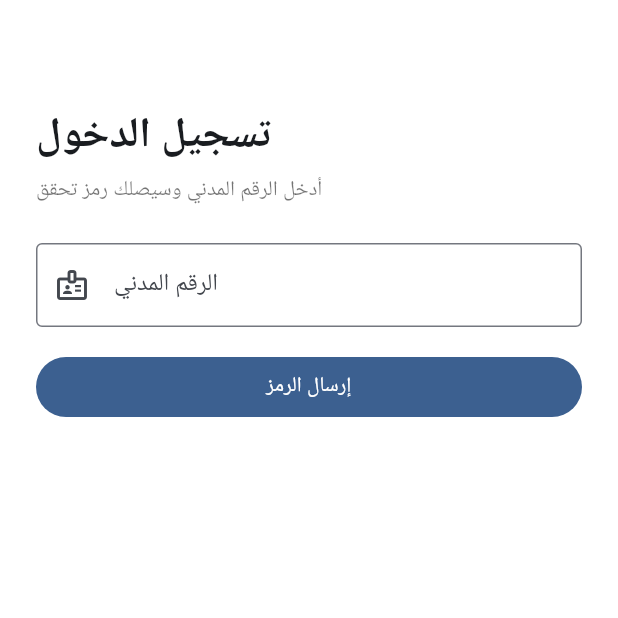
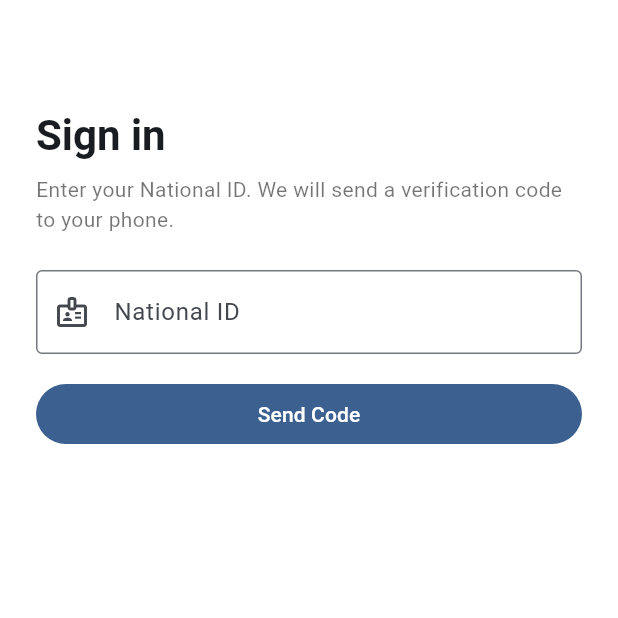
Before and after one commit to alablaq26-lab/health_app, a Flutter app: the screen it shows after launch, on a phone screen of 412 x 824 dp, the top half of it. Run offline on Flutter 3.47's test engine with Material 3 defaults, Android fonts, the light colour scheme and no system bars; our stand-ins replace qr_flutter, shared_preferences.

Commit message:
Refactor API calls in LoginPage to use Api class and update base URL handling

```diff
--- a/lib/main.dart
+++ b/lib/main.dart
@@ -1,5 +1,5 @@
 import 'package:flutter/material.dart';
-import 'package:shared_preferences/shared_preferences.dart';
+// import 'package:shared_preferences/shared_preferences.dart';
 
 import 'app_shell.dart';
 import 'pages/emergency_info_page.dart';
@@ -7,14 +7,19 @@ import 'pages/login_page.dart';
 
 Future<void> main() async {
   WidgetsFlutterBinding.ensureInitialized();
-  final prefs = await SharedPreferences.getInstance();
-  final startLoggedIn = prefs.getBool('logged_in') ?? false;
-  runApp(HealthApp(startLoggedIn: startLoggedIn));
+
+  // final prefs = await SharedPreferences.getInstance();
+  // final startLoggedIn = prefs.getBool('logged_in') ?? false;
+
+  runApp(const HealthApp(
+      // startLoggedIn: startLoggedIn,
+      ));
 }
 
 class HealthApp extends StatelessWidget {
-  const HealthApp({super.key, required this.startLoggedIn});
-  final bool startLoggedIn;
+  // const HealthApp({super.key, required this.startLoggedIn});
+  const HealthApp({super.key});
+  // final bool startLoggedIn;
 
   @override
   Widget build(BuildContext context) {
@@ -33,15 +38,14 @@ class HealthApp extends StatelessWidget {
       theme: theme,
       darkTheme: ThemeData.dark(useMaterial3: true),
 
-      // يختار شاشة البداية حسب حالة الدخول
-      home: startLoggedIn ? const AppShell() : const LoginPage(),
+      // هنا دايمًا يبدأ بـ LoginPage
+      home: const LoginPage(),
 
       routes: {
-        '/home': (_) => const AppShell(), // بعد التحقق
+        '/home': (_) => const AppShell(),
         '/emergency': (_) => const EmergencyInfoPage(),
       },
 
-      // دعم رابط healthapp://emergency
       onGenerateRoute: (settings) {
         final name = settings.name ?? '';
         if (name == 'healthapp://emergency') {
--- a/lib/pages/login_page.dart
+++ b/lib/pages/login_page.dart
@@ -1,7 +1,7 @@
-import 'dart:convert';
 import 'package:flutter/material.dart';
-import 'package:http/http.dart' as http;
 import 'package:shared_preferences/shared_preferences.dart';
+
+import '../api.dart'; // نستخدم Api.postJson
 
 class LoginPage extends StatefulWidget {
   const LoginPage({super.key});
@@ -11,9 +11,6 @@ class LoginPage extends StatefulWidget {
 }
 
 class _LoginPageState extends State<LoginPage> {
-  // غيّر الـ IP هنا إلى IP جهازك + منفذ Django
-  static const String baseUrl = 'http://192.168.1.9:8000';
-
   final _idController = TextEditingController();
   final _otpController = TextEditingController();
   final _formKey = GlobalKey<FormState>();
@@ -32,66 +29,60 @@ class _LoginPageState extends State<LoginPage> {
     if (!_formKey.currentState!.validate()) return;
     setState(() => _loading = true);
     try {
-      final res = await http.post(
-        Uri.parse('$baseUrl/auth/request-otp/'),
-        headers: {'Content-Type': 'application/json'},
-        body: jsonEncode({'national_id': _idController.text.trim()}),
-      );
-      if (res.statusCode == 200) {
+      final body = {'national_id': _idController.text.trim()};
+      debugPrint('REQUEST OTP: $body');
+
+      await Api.postJson('/auth/request-otp/', body);
+
       setState(() => _otpSent = true);
+      if (mounted) {
         ScaffoldMessenger.of(context).showSnackBar(
           const SnackBar(
-              content:
-                  Text('تم إرسال رمز التحقق (راجع كونسول السيرفر حالياً).')),
-        );
-      } else {
-        ScaffoldMessenger.of(context).showSnackBar(
-          SnackBar(content: Text('فشل الإرسال: ${res.body}')),
+              content: Text('OTP sent. Check server console for now.')),
         );
       }
     } catch (e) {
+      if (mounted) {
         ScaffoldMessenger.of(context).showSnackBar(
-        SnackBar(content: Text('خطأ في الاتصال: $e')),
+          SnackBar(content: Text('Failed to send OTP: $e')),
         );
+      }
     } finally {
       setState(() => _loading = false);
     }
   }
 
   Future<void> _verifyOtp() async {
-    if (_otpController.text.trim().isEmpty) {
+    final code = _otpController.text.trim();
+    if (code.isEmpty) {
       ScaffoldMessenger.of(context).showSnackBar(
-        const SnackBar(content: Text('أدخل رمز التحقق')),
+        const SnackBar(content: Text('Enter the verification code')),
       );
       return;
     }
+
     setState(() => _loading = true);
     try {
-      final res = await http.post(
-        Uri.parse('$baseUrl/auth/verify-otp/'),
-        headers: {'Content-Type': 'application/json'},
-        body: jsonEncode({
+      final body = {
         'national_id': _idController.text.trim(),
-          'code': _otpController.text.trim(),
-        }),
-      );
-      if (res.statusCode == 200) {
-        // حفظ حالة الدخول لفتح التطبيق مباشرة في المرات القادمة
+        'code': code,
+      };
+      debugPrint('VERIFY OTP: $body');
+
+      await Api.postJson('/auth/verify-otp/', body);
+
+      // ✅ اعتبرنا النجاح status 200 بدون حاجة لقراءة محتوى الرد
       final prefs = await SharedPreferences.getInstance();
-        await prefs.setBool('logged_in', true);
+      await prefs.setBool('logged_in', true); // يبقى المستخدم مسجلاً
 
       if (!mounted) return;
-        // غيّر الوجهة هنا لو صفحتك الرئيسية غير '/'
-        Navigator.of(context).pushReplacementNamed('/');
-      } else {
+      Navigator.of(context).pushReplacementNamed('/home'); // انتقل للرئيسية
+    } catch (e) {
+      if (mounted) {
         ScaffoldMessenger.of(context).showSnackBar(
-          SnackBar(content: Text('فشل التحقق: ${res.body}')),
+          SnackBar(content: Text('Verification failed: $e')),
         );
       }
-    } catch (e) {
-      ScaffoldMessenger.of(context).showSnackBar(
-        SnackBar(content: Text('خطأ في الاتصال: $e')),
-      );
     } finally {
       setState(() => _loading = false);
     }
@@ -113,46 +104,53 @@ class _LoginPageState extends State<LoginPage> {
               children: [
                 const SizedBox(height: 48),
                 Text(
-                  "تسجيل الدخول",
-                  style: theme.textTheme.headlineMedium
-                      ?.copyWith(fontWeight: FontWeight.bold),
+                  'Sign in',
+                  style: theme.textTheme.headlineMedium?.copyWith(
+                    fontWeight: FontWeight.bold,
+                  ),
                 ),
                 const SizedBox(height: 8),
                 Text(
-                  "أدخل الرقم المدني وسيصلك رمز تحقق",
+                  'Enter your National ID. We will send a verification code to your phone.',
                   style: theme.textTheme.bodyMedium
                       ?.copyWith(color: Colors.black54),
                 ),
                 const SizedBox(height: 24),
+
+                // National ID
                 TextFormField(
                   controller: _idController,
                   keyboardType: TextInputType.number,
                   decoration: const InputDecoration(
-                    labelText: "الرقم المدني",
+                    labelText: 'National ID',
                     prefixIcon: Icon(Icons.badge_outlined),
                     border: OutlineInputBorder(),
                   ),
                   validator: (v) {
                     final t = v?.trim() ?? '';
-                    if (t.isEmpty) return 'أدخل الرقم المدني';
-                    if (t.length < 6) return 'الرقم المدني قصير';
+                    if (t.isEmpty) return 'Enter your National ID';
+                    if (t.length < 6) return 'National ID seems too short';
                     return null;
                   },
-                  enabled: !_otpSent, // بعد إرسال OTP نقفل تعديل الرقم
+                  enabled: !_otpSent, // بعد إرسال OTP نمنع تغيير الرقم
                 ),
                 const SizedBox(height: 16),
+
+                // OTP
                 if (_otpSent) ...[
                   TextFormField(
                     controller: _otpController,
                     keyboardType: TextInputType.number,
                     decoration: const InputDecoration(
-                      labelText: "رمز التحقق",
+                      labelText: 'Verification Code',
                       prefixIcon: Icon(Icons.lock_outline),
                       border: OutlineInputBorder(),
                     ),
                   ),
                   const SizedBox(height: 16),
                 ],
+
+                // Button
                 SizedBox(
                   width: double.infinity,
                   child: FilledButton(
@@ -165,20 +163,23 @@ class _LoginPageState extends State<LoginPage> {
                             height: 20,
                             child: CircularProgressIndicator(strokeWidth: 2),
                           )
-                        : Text(!_otpSent ? "إرسال الرمز" : "تحقق ودخول"),
+                        : Text(!_otpSent ? 'Send Code' : 'Verify & Login'),
                   ),
                 ),
+
                 if (_otpSent) ...[
                   const SizedBox(height: 12),
                   TextButton.icon(
                     onPressed: _loading
                         ? null
                         : () {
-                            setState(() => _otpSent = false);
+                            setState(() {
+                              _otpSent = false;
                               _otpController.clear();
+                            });
                           },
                     icon: const Icon(Icons.edit),
-                    label: const Text('تعديل الرقم المدني'),
+                    label: const Text('Edit National ID'),
                   ),
                 ],
               ],
```
Also changed, not shown: lib/api.dart (+11 -15 lines), 1 other file. Lines whose indentation alone changed are shown as unchanged.
